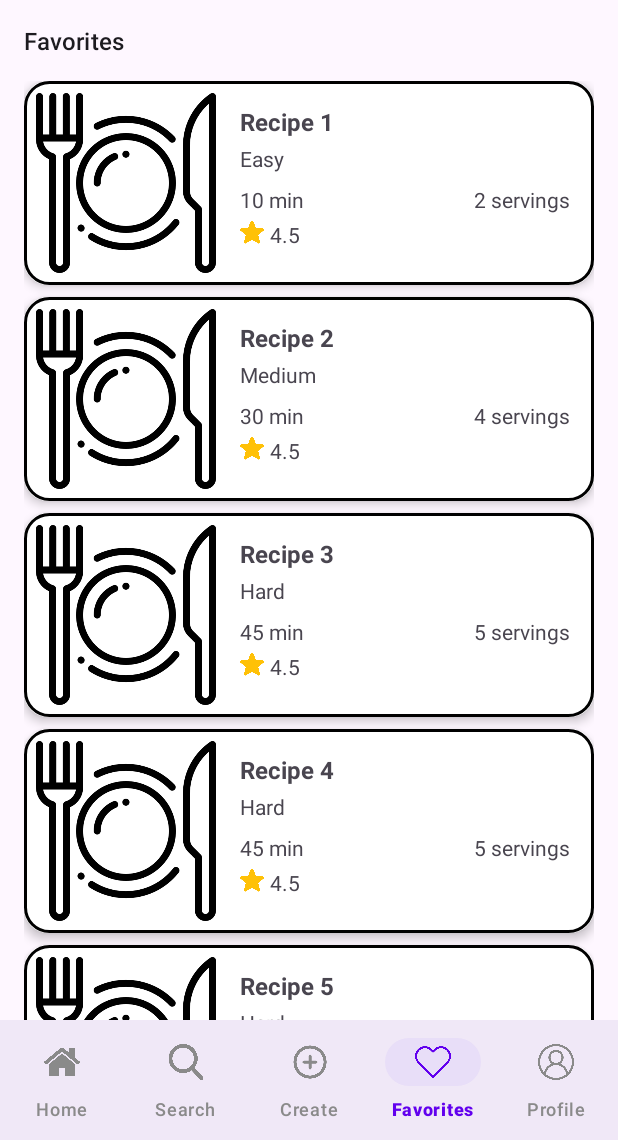
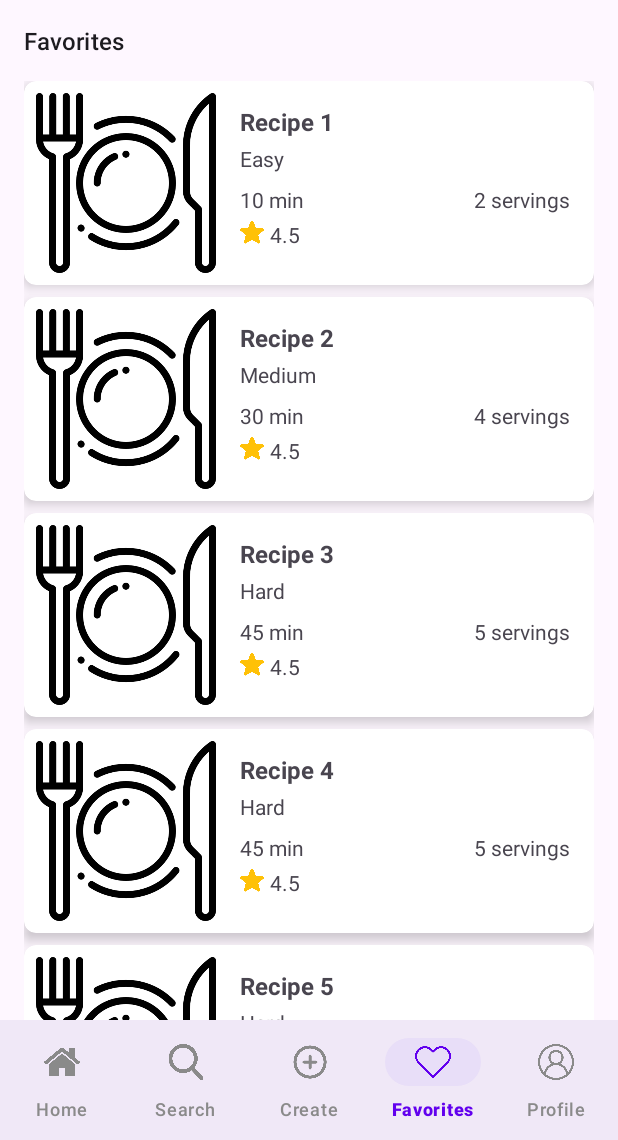
Before and after one commit to OneSeven-Co/cookmate-app, an Android app: the FavoriteFragment screen opened through its navigation route, on a phone screen of 412 x 824 dp, the part 96-1236 px from its top. Run offline under Robolectric (Android 15) with nearby library versions, the phone set to English and light mode, and no system bars; our stand-ins replace navigation-ui.

Commit message:
changed design of item_recipe to have a more modern feel

```diff
--- a/app/src/main/res/layout/item_recipe.xml
+++ b/app/src/main/res/layout/item_recipe.xml
@@ -1,12 +1,20 @@
 <?xml version="1.0" encoding="utf-8"?>
-<LinearLayout xmlns:android="http://schemas.android.com/apk/res/android"
+<androidx.cardview.widget.CardView xmlns:android="http://schemas.android.com/apk/res/android"
+    xmlns:app="http://schemas.android.com/apk/res-auto"
+    android:layout_width="match_parent"
+    android:layout_height="wrap_content"
+    android:layout_marginBottom="8dp"
+    android:padding="8dp"
+    app:cardCornerRadius="8dp"
+    app:cardElevation="5dp"
+    app:cardBackgroundColor="@android:color/white"
+    app:cardPreventCornerOverlap="false">
+
+    <LinearLayout
         android:layout_width="match_parent"
         android:layout_height="wrap_content"
         android:orientation="horizontal"
-    android:padding="8dp"
-    android:background="@drawable/recipe_item_background"
-    android:elevation="4dp"
-    android:layout_marginBottom="8dp">
+        android:padding="8dp">
 
         <!-- Recipe Image -->
         <ImageView
@@ -90,3 +98,4 @@
             </LinearLayout>
         </LinearLayout>
     </LinearLayout>
+</androidx.cardview.widget.CardView>
```
Lines whose indentation alone changed are shown as unchanged.
